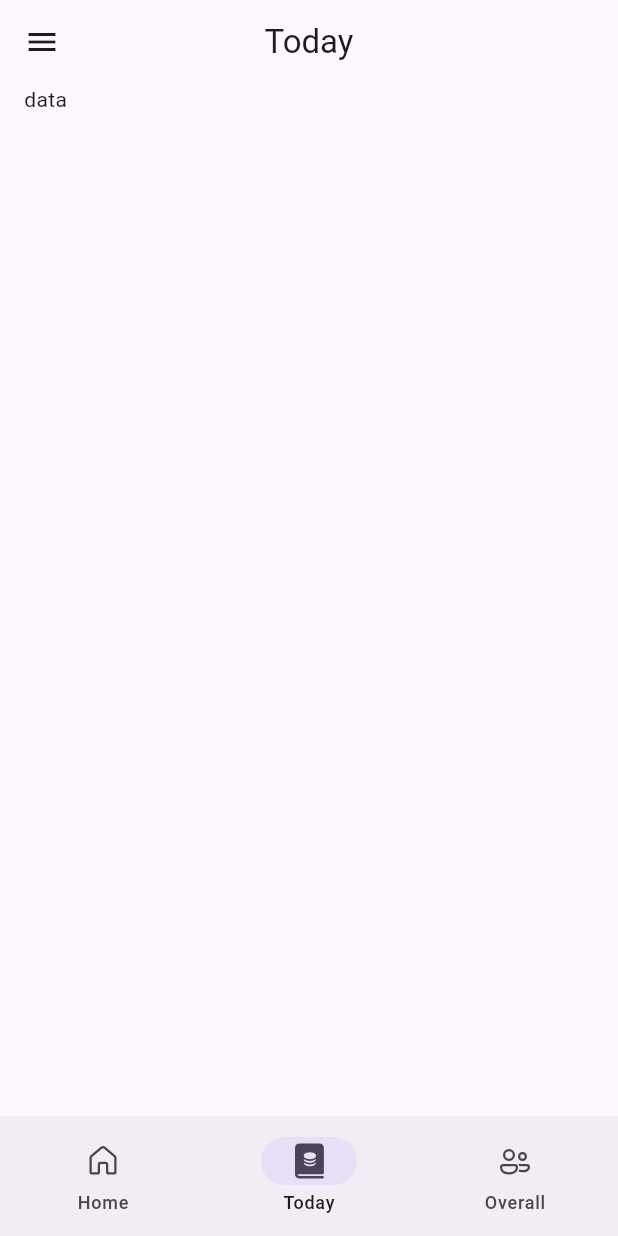
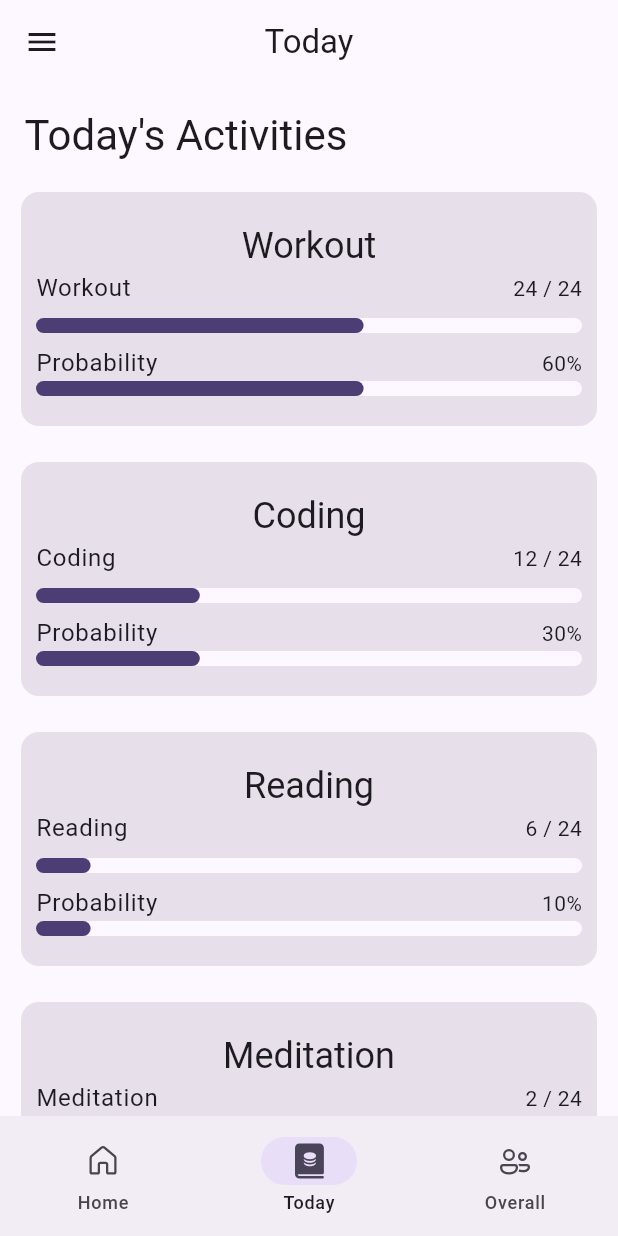
Before and after one commit to HaseebKahn365/workouts_v3, a Flutter app: the screen it shows after launch, item 2 of the bottom bar chosen, on a phone screen of 412 x 824 dp. Run offline on Flutter 3.47's test engine with Material 3 defaults, Android fonts, the phone set to English and light mode, and no system bars; our stand-ins replace firebase_auth, firebase_core, fluentui_system_icons, google_sign_in, introduction_screen, shared_preferences; accounts and stored records are empty.

Commit message:
linear progress indicators were added

```diff
--- a/lib/today_screen.dart
+++ b/lib/today_screen.dart
@@ -7,8 +7,40 @@ const Widget divider = SizedBox(height: 10);
 // be displayed in a row.
 const double narrowScreenWidthThreshold = 400;
 
-class Today extends StatelessWidget {
+class Today extends StatefulWidget {
   const Today({super.key});
+
+  @override
+  State<Today> createState() => _TodayState();
+}
+
+class _TodayState extends State<Today> {
+  List<ProgressObjects> progressObjects = [
+    ProgressObjects(name: 'Workout', progress: 24, probability: 0.6),
+    ProgressObjects(name: 'Coding', progress: 12, probability: 0.3),
+    ProgressObjects(name: 'Reading', progress: 6, probability: 0.1),
+    ProgressObjects(name: 'Meditation', progress: 2, probability: 0.05),
+  ];
+
+  int getMaxProgress() {
+    int max = 0;
+    for (int i = 0; i < progressObjects.length; i++) {
+      if (progressObjects[i].progress > max) {
+        max = progressObjects[i].progress;
+      }
+    }
+    return max;
+  }
+
+  double getMaxProbability() {
+    double max = 0;
+    for (int i = 0; i < progressObjects.length; i++) {
+      if (progressObjects[i].probability > max) {
+        max = progressObjects[i].probability;
+      }
+    }
+    return max;
+  }
 
   @override
   Widget build(BuildContext context) {
@@ -18,10 +50,86 @@ class Today extends StatelessWidget {
 
     return Expanded(
         child: ListView(
-      padding: const EdgeInsets.symmetric(horizontal: 16),
+      padding: const EdgeInsets.symmetric(horizontal: 10),
       children: [
-        Text('data'),
+        const SizedBox(height: 16),
+        Text(' Today\'s Activities ', style: Theme.of(context).textTheme.headlineMedium),
+
+        //here we will use the spread operator on the list of progress objects
+        //to create a list of widgets
+        ...progressObjects.map((progressObject) {
+          return Column(
+            children: [
+              const SizedBox(height: 16),
+              Card(
+                color: Theme.of(context).colorScheme.surfaceVariant,
+                elevation: 0,
+                child: Padding(
+                  padding: const EdgeInsets.symmetric(horizontal: 10.0, vertical: 20),
+                  child: Column(
+                    children: [
+                      Text(progressObject.name, style: Theme.of(context).textTheme.headlineSmall),
+                      Row(
+                        mainAxisAlignment: MainAxisAlignment.spaceBetween,
+                        children: [
+                          Text(progressObject.name, style: Theme.of(context).textTheme.bodyText1),
+                          Text('${progressObject.progress} / ${getMaxProgress()}'),
+                        ],
+                      ),
+                      const SizedBox(height: 8),
+                      LinearProgressIndicator(
+                        borderRadius: BorderRadius.circular(10),
+                        value: progressObject.probability,
+                        minHeight: 10,
+                        backgroundColor: Theme.of(context).colorScheme.surface,
+                        valueColor: AlwaysStoppedAnimation<Color>(Theme.of(context).colorScheme.onPrimaryContainer),
+                      ),
+
+                      //doing the same for probability
+
+                      const SizedBox(height: 8),
+                      Row(
+                        mainAxisAlignment: MainAxisAlignment.spaceBetween,
+                        children: [
+                          Text('Probability', style: Theme.of(context).textTheme.bodyText1),
+                          Text('${(progressObject.probability * 100).toStringAsFixed(0)}%'),
+                        ],
+                      ),
+
+                      LinearProgressIndicator(
+                        //make it rounded
+                        borderRadius: BorderRadius.circular(10),
+                        value: progressObject.probability,
+                        minHeight: 10,
+                        backgroundColor: Theme.of(context).colorScheme.surface,
+                        valueColor: AlwaysStoppedAnimation<Color>(Theme.of(context).colorScheme.onPrimaryContainer),
+                      ),
+                    ],
+                  ),
+                ),
+              ),
+            ],
+          );
+        }),
       ],
     ));
   }
 }
+
+class HorizontalBars extends StatelessWidget {
+  const HorizontalBars({super.key});
+
+  @override
+  Widget build(BuildContext context) {
+    return const Placeholder();
+  }
+}
+
+//this is just a temporary class for the UI
+class ProgressObjects {
+  String name;
+  int progress;
+  double probability;
+
+  ProgressObjects({required this.name, required this.progress, required this.probability});
+}
--- a/pubspec.yaml
+++ b/pubspec.yaml
@@ -48,7 +48,7 @@ dependencies:
   intl: ^0.18.1
   cloud_functions: ^4.3.4
   path_provider: ^2.1.2
-  fl_chart: ^0.63.0
+  fl_chart: ^0.66.0
   shared_preferences: ^2.2.0
   introduction_screen: ^3.1.12
   csv: ^5.1.1
```
Also changed, not shown: pubspec.lock.
